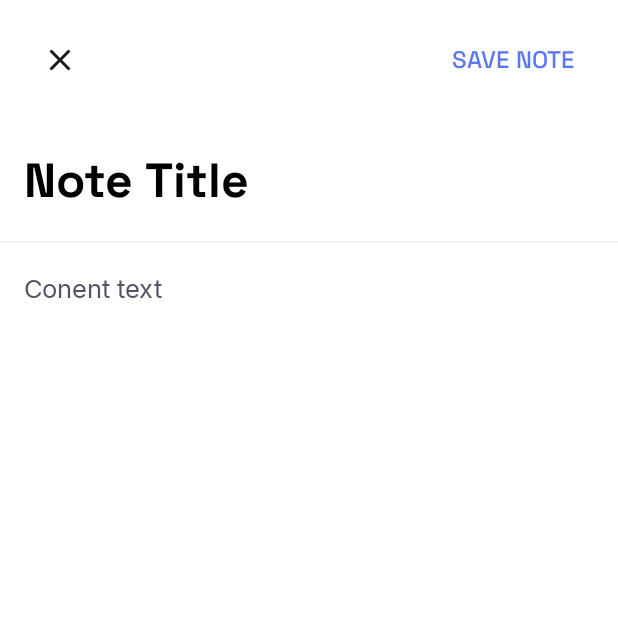
After one commit to fomaxtro/NoteMark, an Android app built with Jetpack Compose: the EditNote screen opened through its navigation route, on a phone screen of 412 x 824 dp, the top half of it. The commit adds this screen. Run offline under Robolectric (Android 15) with nearby library versions, the phone set to English and light mode, and no system bars.

Commit message:
feat(edit-note): Implement initial Edit Note screen
This commit introduces the basic structure and UI for the "Edit Note" screen.

Key changes:
- Created `EditNote` navigation destination.
- Implemented `EditNoteRoot` and `EditNoteScreen` composables:
    - Displays a top app bar with "Close" and "Save Note" actions.
    - Includes `BasicTextField`s for the note title and content.
    - Added a horizontal divider between title and content.
    - Ensured the screen respects IME padding.
- Updated `NavigationRoot` to include the `EditNote` destination.
- Refactored `NoteMarkTopAppBar`:
    - Changed `title` and `action` parameters to be composable slots for greater flexibility.
    - Updated usages in `NoteListScreen` and the preview.
- Adjusted `Typography` for `titleLarge` and `titleMedium`.
- Added a new string resource for "save_note".

```diff
--- /dev/null
+++ b/app/src/main/java/com/fomaxtro/notemark/navigation/EditNote.kt
@@ -0,0 +1,6 @@
+package com.fomaxtro.notemark.navigation
+
+import kotlinx.serialization.Serializable
+
+@Serializable
+object EditNote
--- a/app/src/main/java/com/fomaxtro/notemark/navigation/NavigationRoot.kt
+++ b/app/src/main/java/com/fomaxtro/notemark/navigation/NavigationRoot.kt
@@ -4,6 +4,7 @@ import androidx.compose.runtime.Composable
 import androidx.navigation.compose.NavHost
 import androidx.navigation.compose.composable
 import androidx.navigation.compose.rememberNavController
+import com.fomaxtro.notemark.presentation.edit_note.EditNoteRoot
 import com.fomaxtro.notemark.presentation.screen.landing.LandingRoot
 import com.fomaxtro.notemark.presentation.screen.login.LoginRoot
 import com.fomaxtro.notemark.presentation.screen.note_list.NoteListRoot
@@ -82,5 +83,9 @@ fun NavigationRoot(
         composable<NoteList> {
             NoteListRoot()
         }
+
+        composable<EditNote> {
+            EditNoteRoot()
+        }
     }
 }
--- a/app/src/main/java/com/fomaxtro/notemark/presentation/designsystem/app_bars/NoteMarkTopAppBar.kt
+++ b/app/src/main/java/com/fomaxtro/notemark/presentation/designsystem/app_bars/NoteMarkTopAppBar.kt
@@ -1,17 +1,20 @@
 package com.fomaxtro.notemark.presentation.designsystem.app_bars
 
 import androidx.compose.foundation.layout.Arrangement
+import androidx.compose.foundation.layout.Box
 import androidx.compose.foundation.layout.Row
 import androidx.compose.foundation.layout.fillMaxWidth
 import androidx.compose.foundation.layout.height
 import androidx.compose.foundation.layout.padding
 import androidx.compose.foundation.layout.windowInsetsPadding
 import androidx.compose.material3.ExperimentalMaterial3Api
+import androidx.compose.material3.LocalTextStyle
 import androidx.compose.material3.MaterialTheme
 import androidx.compose.material3.Surface
 import androidx.compose.material3.Text
 import androidx.compose.material3.TopAppBarDefaults
 import androidx.compose.runtime.Composable
+import androidx.compose.runtime.CompositionLocalProvider
 import androidx.compose.ui.Alignment
 import androidx.compose.ui.Modifier
 import androidx.compose.ui.tooling.preview.Preview
@@ -25,9 +28,9 @@ import com.fomaxtro.notemark.presentation.ui.rememberDeviceOrientation
 @OptIn(ExperimentalMaterial3Api::class)
 @Composable
 fun NoteMarkTopAppBar(
-    modifier: Modifier = Modifier,
-    title: String,
-    name: String
+    title: @Composable () -> Unit,
+    action: @Composable () -> Unit,
+    modifier: Modifier = Modifier
 ) {
     val deviceOrientation = rememberDeviceOrientation()
 
@@ -47,21 +50,24 @@ fun NoteMarkTopAppBar(
             verticalAlignment = Alignment.CenterVertically,
             horizontalArrangement = Arrangement.SpaceBetween
         ) {
-            Text(
-                text = title,
-                style = MaterialTheme.typography.titleMedium,
-                fontSize = 20.sp,
+            CompositionLocalProvider(
+                LocalTextStyle provides MaterialTheme.typography.titleMedium.copy(
+                    fontSize = 20.sp
+                )
+            ) {
+                Box(
                     modifier = Modifier
                         .then(
                             if (deviceOrientation == DeviceOrientation.PHONE_TABLET_LANDSCAPE) {
                                 Modifier.padding(start = 60.dp)
                             } else Modifier
                         )
-            )
+                ) {
+                    title()
+                }
+            }
 
-            Avatar(
-                name = name
-            )
+            action()
         }
     }
 }
@@ -71,8 +77,14 @@ fun NoteMarkTopAppBar(
 private fun NoteMarkTopAppBarPreview() {
     NoteMarkTheme {
         NoteMarkTopAppBar(
-            title = "NoteMark",
+            title = {
+                Text("NoteMark")
+            },
+            action = {
+                Avatar(
                     name = "Foo"
                 )
             }
+        )
     }
+}
--- a/app/src/main/java/com/fomaxtro/notemark/presentation/designsystem/theme/Type.kt
+++ b/app/src/main/java/com/fomaxtro/notemark/presentation/designsystem/theme/Type.kt
@@ -33,14 +33,14 @@ val Inter = FontFamily(
 val Typography = Typography(
     titleLarge = TextStyle(
         fontFamily = SpaceGrotesk,
-        fontSize = 36.sp,
-        lineHeight = 40.sp,
+        fontSize = 32.sp,
+        lineHeight = 36.sp,
         fontWeight = FontWeight.Bold
     ),
     titleMedium = TextStyle(
         fontFamily = SpaceGrotesk,
-        fontSize = 32.sp,
-        lineHeight = 36.sp,
+        fontSize = 20.sp,
+        lineHeight = 24.sp,
         fontWeight = FontWeight.Bold
     ),
     titleSmall = TextStyle(
--- /dev/null
+++ b/app/src/main/java/com/fomaxtro/notemark/presentation/edit_note/EditNote.kt
@@ -0,0 +1,135 @@
+package com.fomaxtro.notemark.presentation.edit_note
+
+import androidx.compose.foundation.layout.Box
+import androidx.compose.foundation.layout.Column
+import androidx.compose.foundation.layout.PaddingValues
+import androidx.compose.foundation.layout.fillMaxSize
+import androidx.compose.foundation.layout.fillMaxWidth
+import androidx.compose.foundation.layout.imePadding
+import androidx.compose.foundation.layout.padding
+import androidx.compose.foundation.text.BasicTextField
+import androidx.compose.material.icons.Icons
+import androidx.compose.material.icons.filled.Close
+import androidx.compose.material3.HorizontalDivider
+import androidx.compose.material3.Icon
+import androidx.compose.material3.IconButton
+import androidx.compose.material3.MaterialTheme
+import androidx.compose.material3.Surface
+import androidx.compose.material3.Text
+import androidx.compose.material3.TextButton
+import androidx.compose.runtime.Composable
+import androidx.compose.ui.Modifier
+import androidx.compose.ui.graphics.SolidColor
+import androidx.compose.ui.res.stringResource
+import androidx.compose.ui.tooling.preview.Preview
+import androidx.compose.ui.unit.dp
+import androidx.compose.ui.unit.sp
+import com.fomaxtro.notemark.R
+import com.fomaxtro.notemark.presentation.designsystem.app_bars.NoteMarkTopAppBar
+import com.fomaxtro.notemark.presentation.designsystem.theme.NoteMarkTheme
+import com.fomaxtro.notemark.presentation.designsystem.theme.SpaceGrotesk
+
+@Composable
+fun EditNoteRoot() {
+    EditNoteScreen()
+}
+
+@Composable
+private fun EditNoteScreen() {
+    Surface(
+        modifier = Modifier
+            .fillMaxSize()
+            .imePadding(),
+        color = MaterialTheme.colorScheme.surfaceContainerLowest
+    ) {
+        val contentPadding = PaddingValues(
+            horizontal = 16.dp,
+            vertical = 20.dp
+        )
+
+        Column(
+            modifier = Modifier
+                .fillMaxSize()
+        ) {
+            NoteMarkTopAppBar(
+                title = {
+                    IconButton(
+                        onClick = {}
+                    ) {
+                        Icon(
+                            imageVector = Icons.Default.Close,
+                            contentDescription = null
+                        )
+                    }
+                },
+                action = {
+                    TextButton(
+                        onClick = {}
+                    ) {
+                        Text(
+                            text = stringResource(R.string.save_note),
+                            fontFamily = SpaceGrotesk,
+                            fontSize = 16.sp,
+                            lineHeight = 24.sp
+                        )
+                    }
+                }
+            )
+
+            BasicTextField(
+                value = "Note Title",
+                onValueChange = {},
+                textStyle = MaterialTheme.typography.titleLarge,
+                modifier = Modifier
+                    .fillMaxWidth(),
+                decorationBox = { innerTextField ->
+                    Box(
+                        modifier = Modifier
+                            .fillMaxWidth()
+                            .padding(contentPadding)
+                    ) {
+                        innerTextField()
+                    }
+                },
+                cursorBrush = SolidColor(
+                    MaterialTheme.colorScheme.primary
+                )
+            )
+
+            HorizontalDivider(
+                color = MaterialTheme.colorScheme.surface
+            )
+
+            BasicTextField(
+                value = "Conent text",
+                onValueChange = {},
+                textStyle = MaterialTheme.typography.bodyLarge.copy(
+                    color = MaterialTheme.colorScheme.onSurfaceVariant
+                ),
+                modifier = Modifier
+                    .fillMaxWidth()
+                    .weight(1f),
+                decorationBox = { innerTextField ->
+                    Box(
+                        modifier = Modifier
+                            .fillMaxSize()
+                            .padding(contentPadding)
+                    ) {
+                        innerTextField()
+                    }
+                },
+                cursorBrush = SolidColor(
+                    MaterialTheme.colorScheme.primary
+                )
+            )
+        }
+    }
+}
+
+@Preview
+@Composable
+private fun EditNoteScreenPreview() {
+    NoteMarkTheme {
+        EditNoteScreen()
+    }
+}
--- a/app/src/main/java/com/fomaxtro/notemark/presentation/screen/note_list/NoteList.kt
+++ b/app/src/main/java/com/fomaxtro/notemark/presentation/screen/note_list/NoteList.kt
@@ -10,6 +10,7 @@ import androidx.compose.foundation.lazy.staggeredgrid.LazyVerticalStaggeredGrid
 import androidx.compose.foundation.lazy.staggeredgrid.StaggeredGridCells
 import androidx.compose.foundation.lazy.staggeredgrid.items
 import androidx.compose.material3.Scaffold
+import androidx.compose.material3.Text
 import androidx.compose.runtime.Composable
 import androidx.compose.ui.Modifier
 import androidx.compose.ui.res.stringResource
@@ -19,6 +20,7 @@ import com.fomaxtro.notemark.R
 import com.fomaxtro.notemark.presentation.designsystem.app_bars.NoteMarkTopAppBar
 import com.fomaxtro.notemark.presentation.designsystem.buttons.NoteMarkFloatingActionButton
 import com.fomaxtro.notemark.presentation.designsystem.theme.NoteMarkTheme
+import com.fomaxtro.notemark.presentation.screen.note_list.components.Avatar
 import com.fomaxtro.notemark.presentation.screen.note_list.components.NoteCardItem
 import com.fomaxtro.notemark.presentation.screen.note_list.model.NoteUi
 import kotlin.uuid.ExperimentalUuidApi
@@ -39,8 +41,12 @@ private fun NoteListScreen(
     Scaffold(
         topBar = {
             NoteMarkTopAppBar(
-                title = stringResource(R.string.app_name),
-                name = "Foo"
+                title = {
+                    Text(text = stringResource(R.string.app_name))
+                },
+                action = {
+                    Avatar(name = "Foo")
+                }
             )
         },
         floatingActionButton = {
--- a/app/src/main/res/values/strings.xml
+++ b/app/src/main/res/values/strings.xml
@@ -29,4 +29,5 @@
     <string name="log_in_subtitle">Capture your thoughts and ideas.</string>
     <string name="dont_have_an_account">Don\'t have an account?</string>
     <string name="invalid_credentials">Invalid login credentials</string>
+    <string name="save_note">SAVE NOTE</string>
 </resources>
```
Lines whose indentation alone changed are shown as unchanged.
